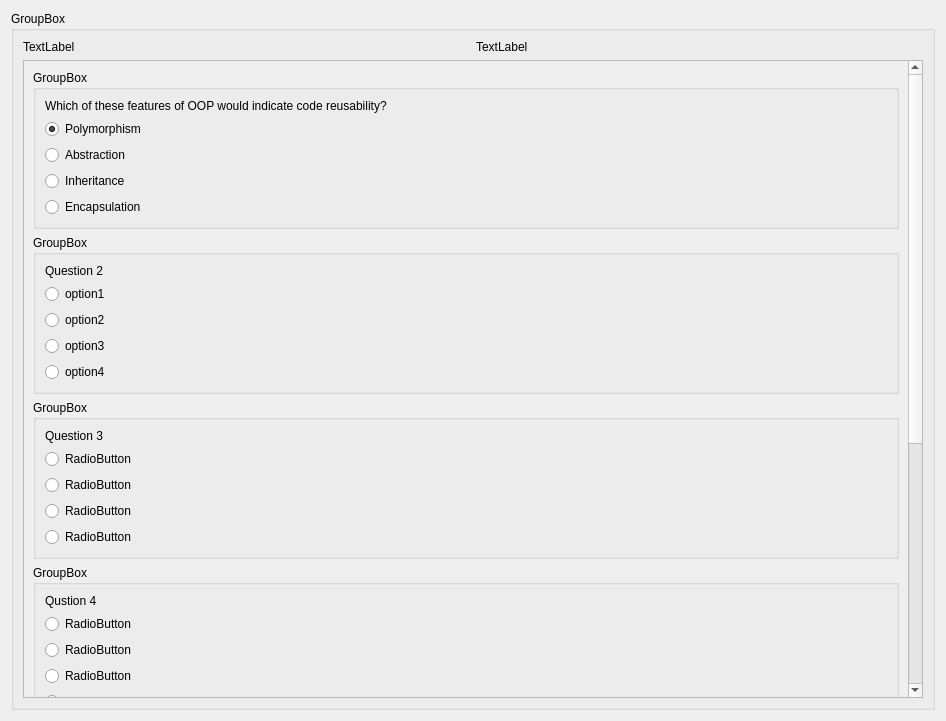
Above: ExamSphereV1/class8.ui from BiratBC/ExamSphereV1 before the change. Below: the same form after it.
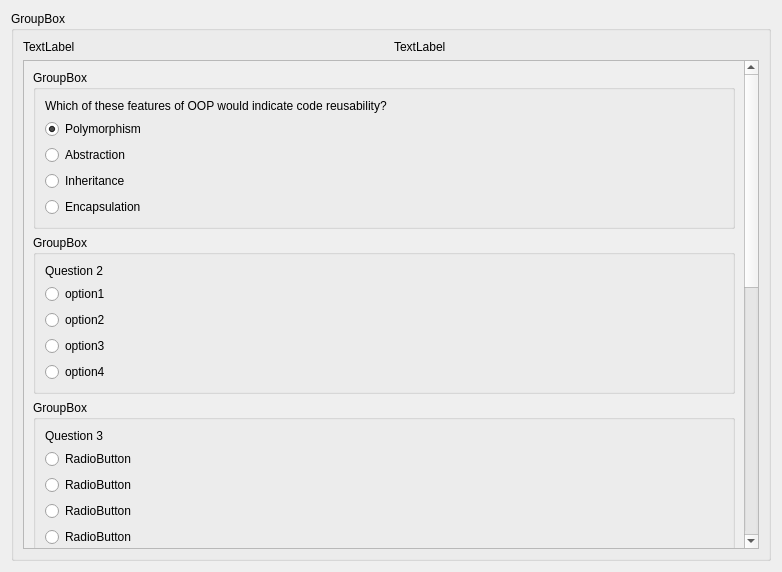
That is the form after the change.

Patch:
```diff
--- a/ExamSphereV1/class8.ui
+++ b/ExamSphereV1/class8.ui
@@ -6,21 +6,21 @@
    <rect>
     <x>0</x>
     <y>0</y>
-    <width>946</width>
-    <height>721</height>
+    <width>782</width>
+    <height>572</height>
    </rect>
   </property>
   <property name="windowTitle">
    <string>Dialog</string>
   </property>
-  <layout class="QVBoxLayout" name="verticalLayout_2">
-   <item>
+  <layout class="QGridLayout" name="gridLayout_2">
+   <item row="0" column="0">
     <widget class="QGroupBox" name="groupBox">
      <property name="title">
       <string>GroupBox</string>
      </property>
-     <layout class="QVBoxLayout" name="verticalLayout">
-      <item>
+     <layout class="QGridLayout" name="gridLayout_3">
+      <item row="0" column="0">
        <layout class="QHBoxLayout" name="horizontalLayout">
         <item>
          <widget class="QLabel" name="label">
@@ -38,7 +38,7 @@
         </item>
        </layout>
       </item>
-      <item>
+      <item row="1" column="0">
        <widget class="QScrollArea" name="scrollArea">
         <property name="widgetResizable">
          <bool>true</bool>
@@ -47,8 +47,8 @@
          <property name="geometry">
           <rect>
            <x>0</x>
-           <y>-626</y>
-           <width>877</width>
+           <y>-775</y>
+           <width>713</width>
            <height>1250</height>
           </rect>
          </property>
```
Left out of the diff: 304 changed lines with no effect on the pictures.
